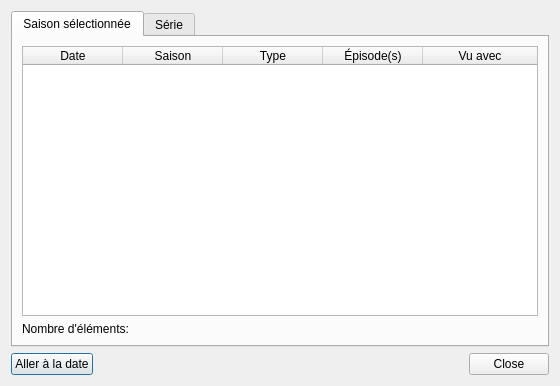
This is src/ui/dialogs/view_history.ui in seigneurfuo/MyAnimeManager3 as Qt 5 draws it before an edit. The edited form follows.
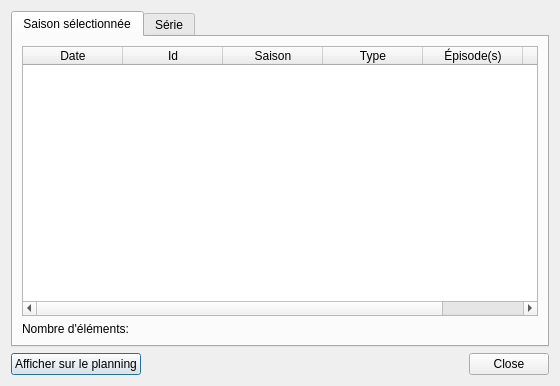
This is the edited form. Icons and pictures are not drawn.

Commit message: Modifications sur l'écran de l'historique de visionnage

Diff of the .ui file:
```diff
--- a/src/ui/dialogs/view_history.ui
+++ b/src/ui/dialogs/view_history.ui
@@ -53,6 +53,11 @@
            <string>Date</string>
           </property>
          </column>
+         <column>
+          <property name="text">
+           <string>Id</string>
+          </property>
+         </column>
          <column>
           <property name="text">
            <string>Saison</string>
@@ -146,7 +151,7 @@
      <item>
       <widget class="QPushButton" name="pushButton">
        <property name="text">
-        <string>Aller à la date</string>
+        <string>Afficher sur le planning</string>
        </property>
        <property name="icon">
         <iconset>
```
Left out of the diff: 5 changed lines with no effect on the pictures. The commit also changes 1 other file.
